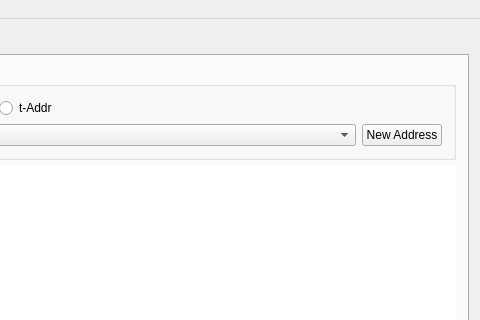
Old version of the form src/mainwindow.ui in the repository z-bitcoinz/BitcoinZ_Blue; both pictures show x 488 to 968 and y 0 to 320 of the 968 by 616 pixel window.
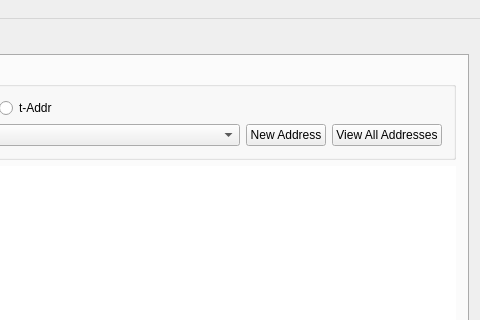
New version of the form. Icons and pictures are not drawn. Custom widgets are drawn as their Qt base class.

Commit message: Add "view all" button for t addresses

The edit to the form file:
```diff
--- a/src/mainwindow.ui
+++ b/src/mainwindow.ui
@@ -734,6 +734,13 @@
                  </property>
                 </widget>
                </item>
+               <item>
+                <widget class="QPushButton" name="btnViewAllAddresses">
+                 <property name="text">
+                  <string>View All Addresses</string>
+                 </property>
+                </widget>
+               </item>
               </layout>
              </item>
             </layout>
```
Left out of the diff: 4 changed lines with no effect on the pictures. The commit also changes 2 other files.
